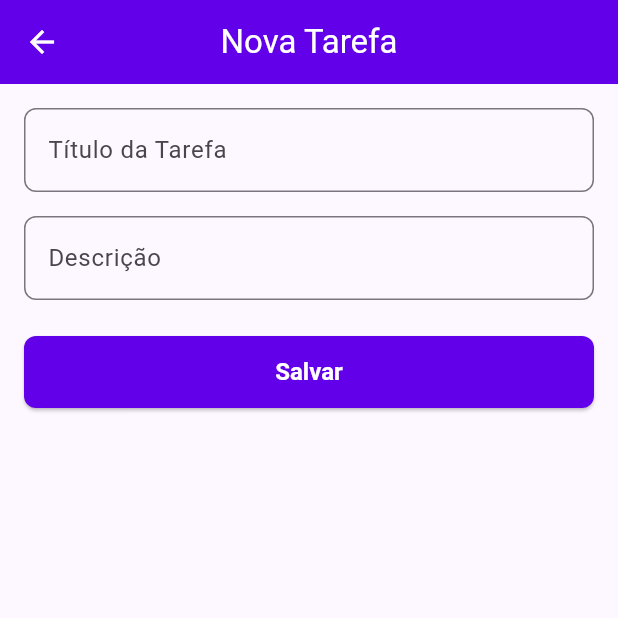
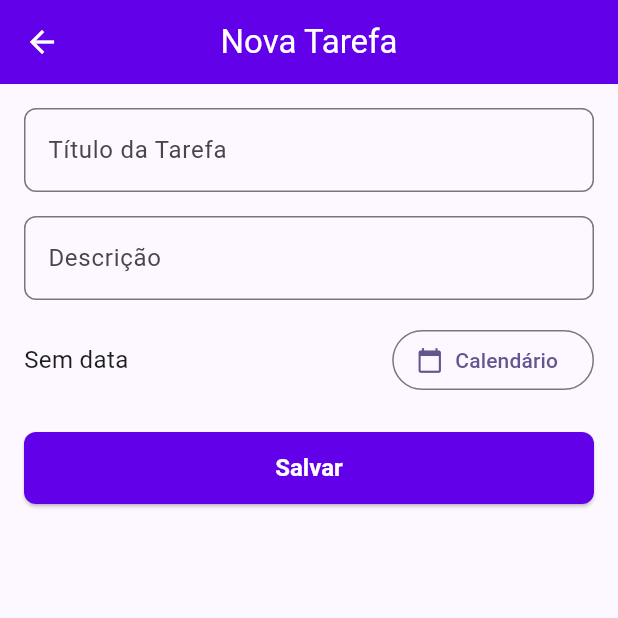
Before and after one commit to J0A0-MartIns/desenvolvimento_mobile_lista_tarefas, a Flutter app: the ItemFormScreen screen opened directly, on a phone screen of 412 x 824 dp, the top half of it. Run offline on Flutter 3.47's test engine with Material 3 defaults, Android fonts, the phone set to English and light mode, and no system bars.

Commit message:
Adicionado funcionalidade de data e prazo às atividades.

```diff
--- a/lib/models/item_model.dart
+++ b/lib/models/item_model.dart
@@ -3,12 +3,14 @@ class ItemModel {
   String title;
   String description;
   bool isCompleted;
+  DateTime? dueDate;
 
   ItemModel({
     required this.id,
     required this.title,
     this.description = '',
     this.isCompleted = false,
+    this.dueDate,
   });
 
   ItemModel copyWith({
@@ -16,12 +18,14 @@ class ItemModel {
     String? title,
     String? description,
     bool? isCompleted,
+    DateTime? dueDate,
   }) {
     return ItemModel(
       id: id ?? this.id,
       title: title ?? this.title,
       description: description ?? this.description,
       isCompleted: isCompleted ?? this.isCompleted,
+      dueDate: dueDate ?? this.dueDate,
     );
   }
 }
--- a/lib/providers/item_provider.dart
+++ b/lib/providers/item_provider.dart
@@ -7,22 +7,24 @@ class ItemProvider extends ChangeNotifier {
 
   List<ItemModel> get items => List.unmodifiable(_items);
 
-  void addItem(String title, String description) {
+  void addItem(String title, String description, {DateTime? dueDate}) {
     final newItem = ItemModel(
       id: Random().nextInt(10000).toString(),
       title: title,
       description: description,
+      dueDate: dueDate,
     );
     _items.add(newItem);
     notifyListeners();
   }
 
-  void updateItem(String id, String newTitle, String newDescription) {
+  void updateItem(String id, String newTitle, String newDescription, {DateTime? newDueDate}) {
     final index = _items.indexWhere((item) => item.id == id);
     if (index >= 0) {
       _items[index] = _items[index].copyWith(
         title: newTitle,
         description: newDescription,
+        dueDate: newDueDate,
       );
       notifyListeners();
     }
--- a/lib/screens/item_form_screen.dart
+++ b/lib/screens/item_form_screen.dart
@@ -19,6 +19,7 @@ class _ItemFormScreenState extends State<ItemFormScreen> {
   final _formKey = GlobalKey<FormState>();
   final _titleController = TextEditingController();
   final _descController = TextEditingController();
+  DateTime? _dueDate;
 
   @override
   void initState() {
@@ -26,6 +27,7 @@ class _ItemFormScreenState extends State<ItemFormScreen> {
     if (widget.itemToEdit != null) {
       _titleController.text = widget.itemToEdit!.title;
       _descController.text = widget.itemToEdit!.description;
+      _dueDate = widget.itemToEdit!.dueDate;
     }
   }
 
@@ -42,6 +44,7 @@ class _ItemFormScreenState extends State<ItemFormScreen> {
         context.read<ItemProvider>().addItem(
               _titleController.text,
               _descController.text,
+              dueDate: _dueDate,
             );
         ScaffoldMessenger.of(context).showSnackBar(
           const SnackBar(content: Text('Tarefa incluída!')),
@@ -51,6 +54,7 @@ class _ItemFormScreenState extends State<ItemFormScreen> {
               widget.itemToEdit!.id,
               _titleController.text,
               _descController.text,
+              newDueDate: _dueDate,
             );
         ScaffoldMessenger.of(context).showSnackBar(
           const SnackBar(content: Text('Tarefa editada!')),
@@ -90,6 +94,36 @@ class _ItemFormScreenState extends State<ItemFormScreen> {
                 controller: _descController,
                 validator: (_) => null,
               ),
+              SizedBox(height: AppSpacing.medium.value),
+              Row(
+                children: [
+                  Expanded(
+                    child: Text(
+                      _dueDate == null
+                          ? 'Sem data'
+                          : 'Data: ${_dueDate!.day.toString().padLeft(2, '0')}/${_dueDate!.month.toString().padLeft(2, '0')}/${_dueDate!.year}',
+                      style: const TextStyle(fontSize: 16),
+                    ),
+                  ),
+                  OutlinedButton.icon(
+                    icon: const Icon(Icons.calendar_today),
+                    label: const Text('Calendário'),
+                    onPressed: () async {
+                      final picked = await showDatePicker(
+                        context: context,
+                        initialDate: _dueDate ?? DateTime.now(),
+                        firstDate: DateTime(2000),
+                        lastDate: DateTime(2100),
+                      );
+                      if (picked != null) {
+                        setState(() {
+                          _dueDate = picked;
+                        });
+                      }
+                    },
+                  ),
+                ],
+              ),
               SizedBox(height: AppSpacing.large.value),
               PrimaryButton(
                 text: 'Salvar',
```
Also changed, not shown: lib/screens/login_screen.dart (+10 -5 lines), lib/screens/main_list_screen.dart (+37 -2 lines).
